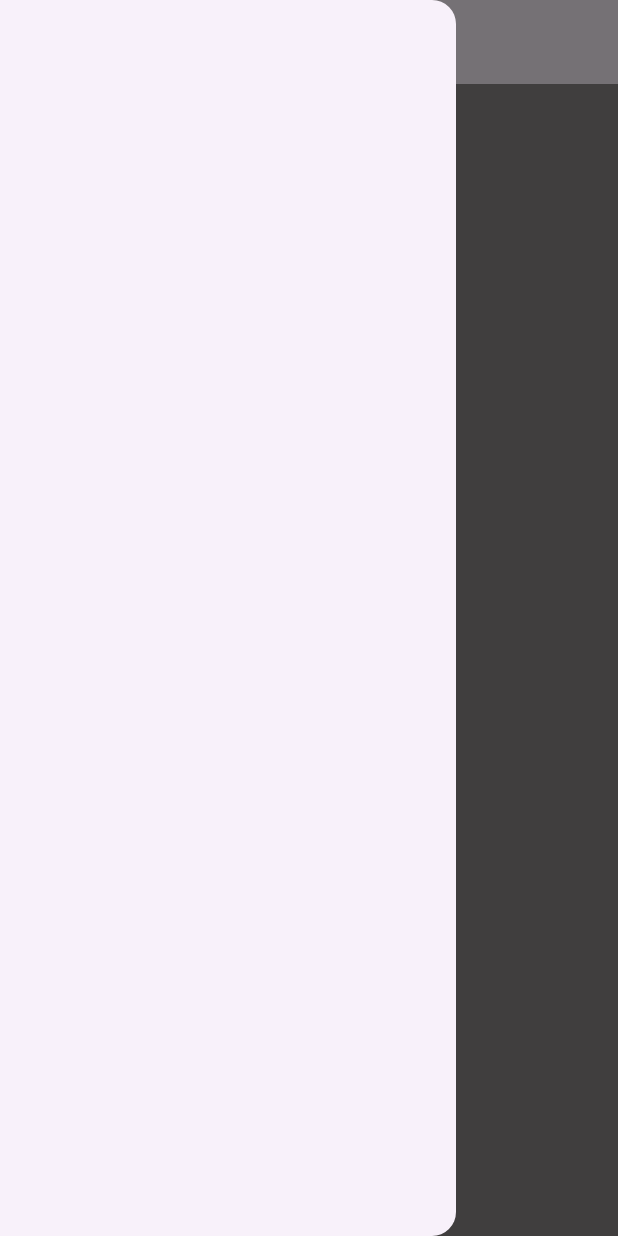
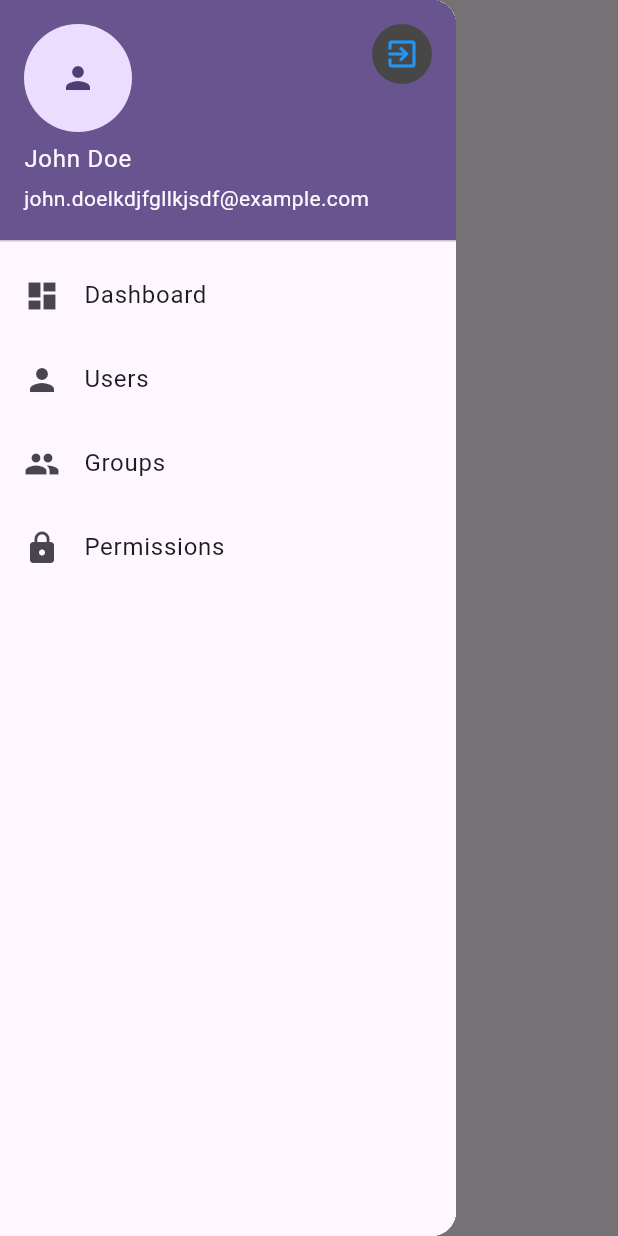
Before and after one commit to pavanyewale/openauth, a Flutter app: the HomeScreen screen opened directly, with the side drawer open, on a phone screen of 412 x 824 dp. Run offline on Flutter 3.47's test engine with Material 3 defaults, Android fonts, the phone set to English and light mode, and no system bars; our stand-ins replace device_info_plus, fluttertoast; missing offline and left inert: dart:html.

Commit message:
drawer added

```diff
--- a/admin/lib/screens/home/body.dart
+++ b/admin/lib/screens/home/body.dart
@@ -6,7 +6,7 @@ class MyBody extends StatelessWidget {
   @override
   Widget build(BuildContext context) {
     return Container(
-      color: const Color.fromARGB(221, 121, 118, 118),
-    );
+        // color: Color.fromARGB(221, 202, 201, 201),
+        );
   }
 }
--- a/admin/lib/screens/home/drawer.dart
+++ b/admin/lib/screens/home/drawer.dart
@@ -6,14 +6,20 @@ class MyDrawer extends StatelessWidget {
 
   @override
   Widget build(BuildContext context) {
-    return ListView(
+    final isMobile = Screen.isMobile(context);
+    return ConstrainedBox(
+        constraints: const BoxConstraints(minWidth: 180, maxWidth: 220),
+        child: Scaffold(
+          body: ListView(
             // Important: Remove any padding from the ListView.
             padding: EdgeInsets.zero,
             children: [
-        if (!Screen.isMobile(context))
+              if (isMobile)
+                const UserAccDrawerHeader()
+              else
                 DrawerHeader(
                   decoration: const BoxDecoration(
-              color: Color.fromARGB(255, 224, 224, 224),
+                      // color: Color.fromARGB(255, 224, 224, 224),
                       ),
                   child: Center(
                       child: Text(
@@ -23,7 +29,63 @@ class MyDrawer extends StatelessWidget {
                         fontWeight: FontWeight.bold,
                         fontSize: 20),
                   )),
-          )
+                ),
+              ListTile(
+                leading: Icon(Icons.dashboard),
+                title: Text('Dashboard'),
+                onTap: () {
+                  // Navigate to Dashboard
+                },
+              ),
+              ListTile(
+                leading: Icon(Icons.person),
+                title: Text('Users'),
+                onTap: () {
+                  // Navigate to User
+                },
+              ),
+              ListTile(
+                leading: Icon(Icons.group),
+                title: Text('Groups'),
+                onTap: () {
+                  // Navigate to Groups
+                },
+              ),
+              ListTile(
+                leading: Icon(Icons.lock),
+                title: Text('Permissions'),
+                onTap: () {
+                  // Navigate to Permissions
+                },
+              ),
+            ],
+          ),
+          bottomNavigationBar: (!isMobile) ? const UserAccDrawerHeader() : null,
+        ));
+  }
+}
+
+class UserAccDrawerHeader extends StatelessWidget {
+  const UserAccDrawerHeader({super.key});
+
+  @override
+  Widget build(BuildContext context) {
+    return UserAccountsDrawerHeader(
+      accountName: Text('John Doe'),
+      accountEmail: Text('john.doelkdjfgllkjsdf@example.com'),
+      currentAccountPicture: CircleAvatar(
+        child: Icon(Icons.person),
+      ),
+      otherAccountsPictures: [
+        GestureDetector(
+          onTap: () {
+            // Perform logout action
+          },
+          child: CircleAvatar(
+            backgroundColor: const Color.fromARGB(255, 72, 71, 71),
+            child: Icon(Icons.exit_to_app, color: Colors.blue),
+          ),
+        ),
       ],
     );
   }
--- a/admin/lib/screens/home/home.dart
+++ b/admin/lib/screens/home/home.dart
@@ -28,7 +28,7 @@ class HomeScreen extends StatelessWidget {
           : null,
       body: Row(
         children: [
-          if (!isMobile) const Expanded(child: MyDrawer()),
+          if (!isMobile) const MyDrawer(),
           const Expanded(flex: 5, child: MyBody())
         ],
       ),
```
Lines whose indentation alone changed are shown as unchanged.
